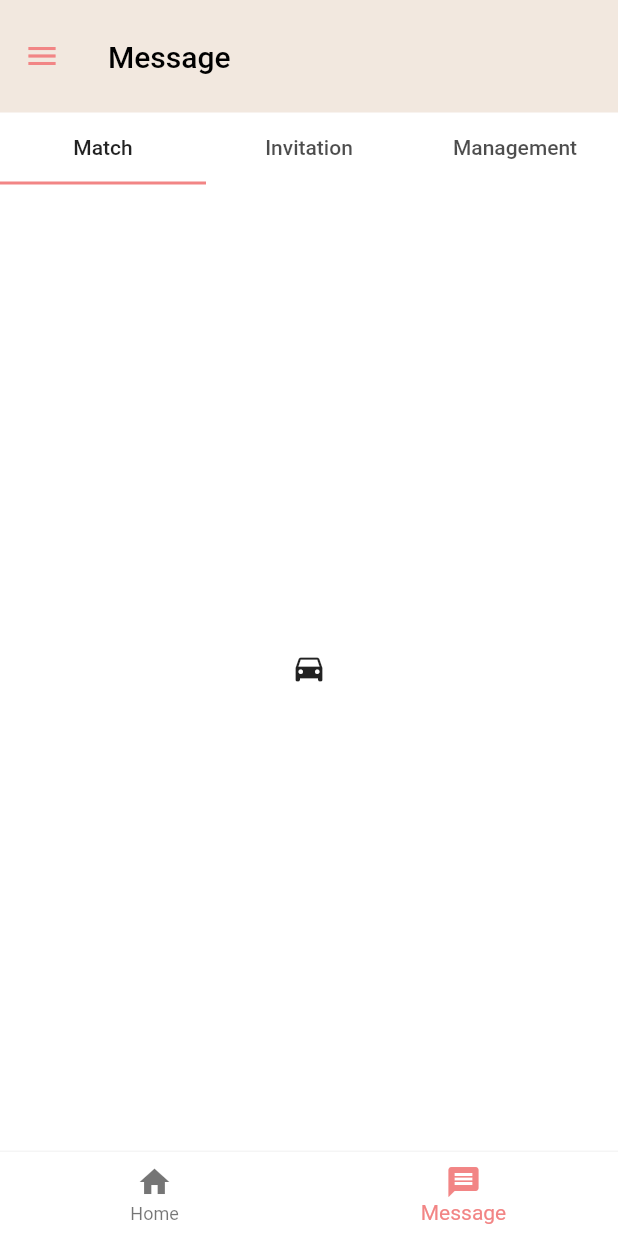
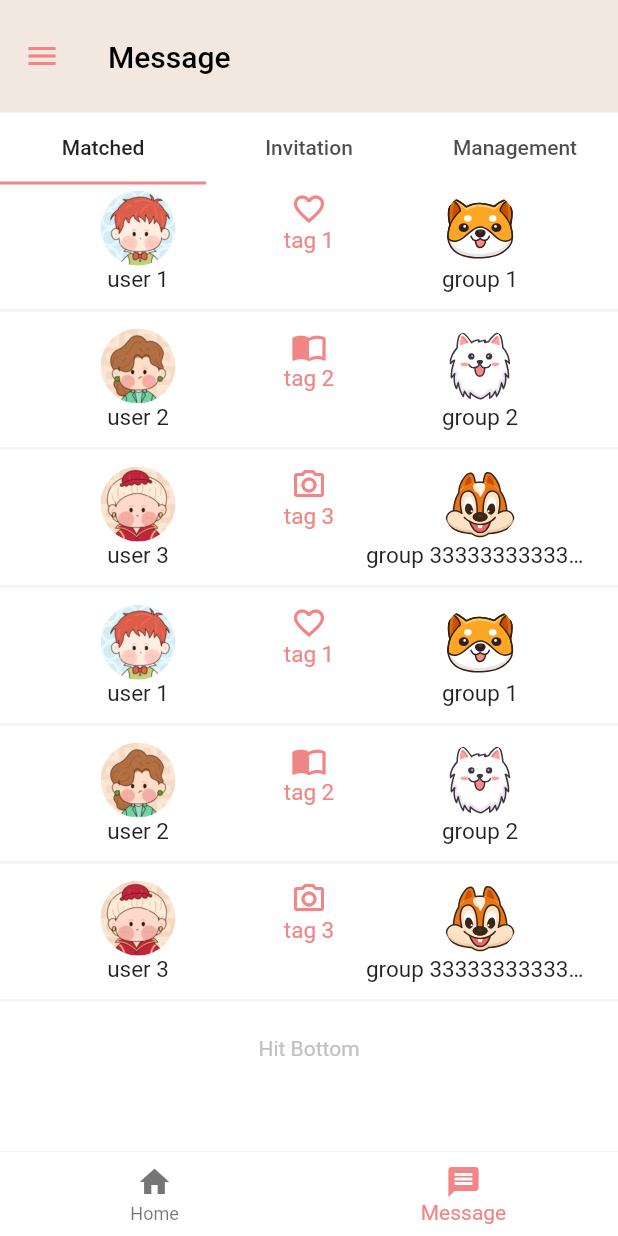
Before and after one commit to 6156-superstainsocket/match_frontend, a Flutter app: the screen it shows after launch, item 2 of the bottom bar chosen, on a phone screen of 412 x 824 dp. Run offline on Flutter 3.47's test engine with Material 2 defaults, Android fonts, the phone set to English and light mode, and no system bars; our stand-ins replace flutter_svg.

Commit message:
add message match page (#18)

```diff
--- a/lib/src/pages/message/message_bar.dart
+++ b/lib/src/pages/message/message_bar.dart
@@ -1,4 +1,5 @@
 import 'package:demo/constants.dart';
+import 'package:demo/src/pages/message/message_matched.dart';
 import 'package:flutter/material.dart';
 
 class MessageBar extends StatefulWidget {
@@ -16,7 +17,7 @@ class _MessageBarState extends State<MessageBar> {
       child: Scaffold(
         appBar: TabBar(
           tabs: [
-            Tab(text: "Match"),
+            Tab(text: "Matched"),
             Tab(text: "Invitation"),
             Tab(text: "Management"),
           ],
@@ -24,7 +25,7 @@ class _MessageBarState extends State<MessageBar> {
         ),
         body: TabBarView(
           children: [
-            Icon(Icons.directions_car),
+            MessageMatched(),
             Icon(Icons.directions_transit),
             Icon(Icons.directions_bike),
           ],
--- /dev/null
+++ b/lib/src/pages/message/message_matched.dart
@@ -0,0 +1,186 @@
+import 'package:demo/constants.dart';
+import 'package:demo/models/message.dart';
+import 'package:flutter/material.dart';
+
+class MessageMatched extends StatefulWidget {
+  const MessageMatched({super.key});
+
+  @override
+  State<MessageMatched> createState() => _MessageMatchedState();
+}
+
+class _MessageMatchedState extends State<MessageMatched> {
+  String fakeResponse =
+      '{"count":1,"data":[{"userId":1,"tagId":2,"groupId":8,"hasRead":false,"type":1,"userName":"User1","userIconId":10,"groupName":"Group1","groupIconId":10,"tagIconId":3,"tagName":"like"}]}';
+  static final Message loadingTag = Message(id: -1, type: 1);
+  var _messagesMatch = <Message>[loadingTag];
+  final _fakeMessages = <Message>[
+    Message(
+      id: 1,
+      userId: 1,
+      userName: "user 1",
+      userIconId: 1,
+      tagId: 1,
+      tagName: "tag 1",
+      tagIconId: 1,
+      groupId: 1,
+      groupName: "group 1",
+      groupIconId: 1,
+      type: 1,
+    ),
+    Message(
+      id: 2,
+      userId: 2,
+      userName: "user 2",
+      userIconId: 2,
+      tagId: 2,
+      tagName: "tag 2",
+      tagIconId: 2,
+      groupId: 2,
+      groupName: "group 2",
+      groupIconId: 2,
+      type: 2,
+    ),
+    Message(
+      id: 3,
+      userId: 3,
+      userName: "user 3",
+      userIconId: 3,
+      tagId: 3,
+      tagName: "tag 3",
+      tagIconId: 3,
+      groupId: 3,
+      groupName: "group 333333333333333333333333",
+      groupIconId: 3,
+      type: 3,
+    ),
+  ];
+
+  @override
+  void initState() {
+    super.initState();
+    // TODO: initial data
+    setState(() {
+      _messagesMatch.insertAll(_messagesMatch.length - 1, _fakeMessages);
+    });
+  }
+
+  @override
+  void setState(fn) {
+    if (mounted) {
+      super.setState(fn);
+    }
+  }
+
+  @override
+  Widget build(BuildContext context) {
+    return ListView.separated(
+      itemCount: _messagesMatch.length,
+      itemBuilder: ((context, index) {
+        // reach bottom
+        if (_messagesMatch[index].id == loadingTag.id) {
+          if (_messagesMatch.length - 1 < 6) {
+            // TODO: retrieve data, replace 15 with total groups num
+            _retrieveMatchData();
+            return Container(
+              padding: const EdgeInsets.all(defaultPadding),
+              alignment: Alignment.center,
+              child: const SizedBox(
+                width: 24.0,
+                height: 24.0,
+                child: CircularProgressIndicator(strokeWidth: 2.0),
+              ),
+            );
+          } else {
+            return Container(
+              alignment: Alignment.center,
+              padding: const EdgeInsets.all(defaultPadding),
+              child: const Text(
+                "Hit Bottom",
+                style: TextStyle(color: greyColor),
+              ),
+            );
+          }
+        }
+        return ListTile(
+          visualDensity: const VisualDensity(
+            vertical: visualDensityNum,
+          ),
+          title: IntrinsicHeight(
+            child: Row(
+              children: [
+                Expanded(
+                  flex: 2,
+                  child: Column(
+                    children: [
+                      ClipOval(
+                        child: allUserIcons[_messagesMatch[index].userIconId!],
+                      ),
+                      Expanded(
+                        child: Text(
+                          _messagesMatch[index].userName!,
+                          style: textMiddleSize,
+                          overflow: TextOverflow.ellipsis,
+                        ),
+                      ),
+                    ],
+                  ),
+                ),
+                Expanded(
+                  flex: 1,
+                  child: Column(
+                    children: [
+                      Icon(
+                        allTagIcons[_messagesMatch[index].tagIconId!],
+                        color: pinkHeavyColor,
+                      ),
+                      Expanded(
+                        child: Text(
+                          _messagesMatch[index].tagName!,
+                          style: tagMiniRedTextStyle,
+                          overflow: TextOverflow.ellipsis,
+                        ),
+                      ),
+                    ],
+                  ),
+                ),
+                Expanded(
+                  flex: 2,
+                  child: Column(
+                    children: [
+                      ClipOval(
+                        child:
+                            allGroupIcons[_messagesMatch[index].groupIconId!],
+                      ),
+                      Expanded(
+                        child: Text(
+                          _messagesMatch[index].groupName!,
+                          style: textMiddleSize,
+                          overflow: TextOverflow.ellipsis,
+                        ),
+                      ),
+                    ],
+                  ),
+                ),
+              ],
+            ),
+          ),
+          onTap: () {
+            debugPrint("User ID ${_messagesMatch[index].userId}");
+          },
+        );
+      }),
+      separatorBuilder: (context, index) {
+        return const Divider();
+      },
+    );
+  }
+
+  void _retrieveMatchData() {
+    Future.delayed(const Duration(seconds: 2)).then((value) {
+      setState(() {
+        _messagesMatch.insertAll(_messagesMatch.length - 1, _fakeMessages);
+      });
+    });
+  }
+}
```
